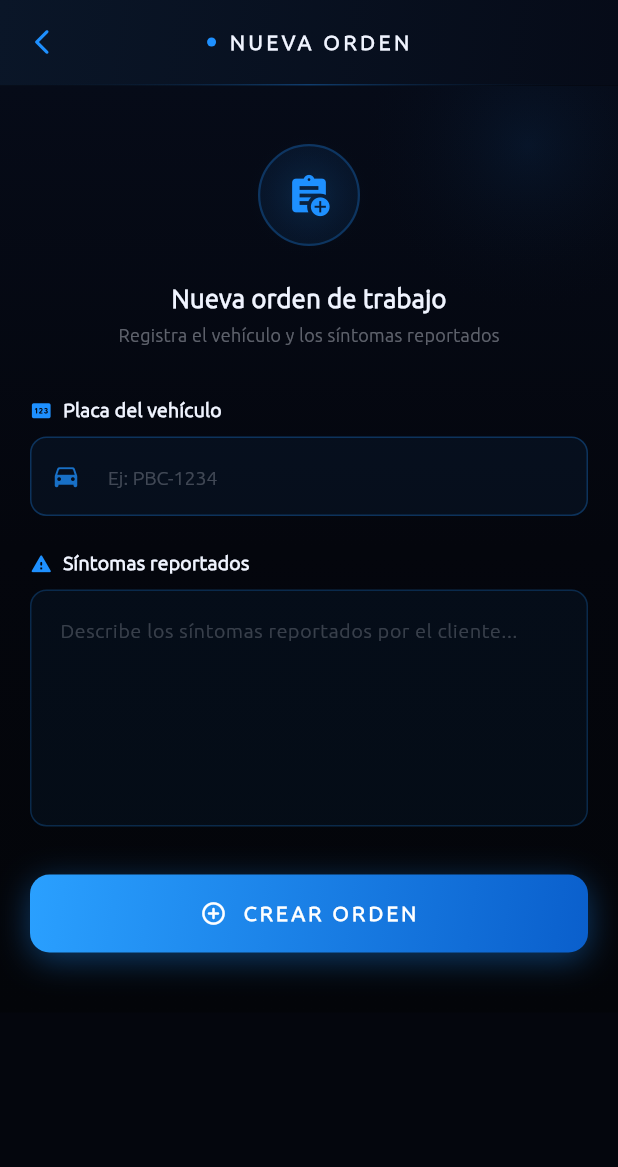
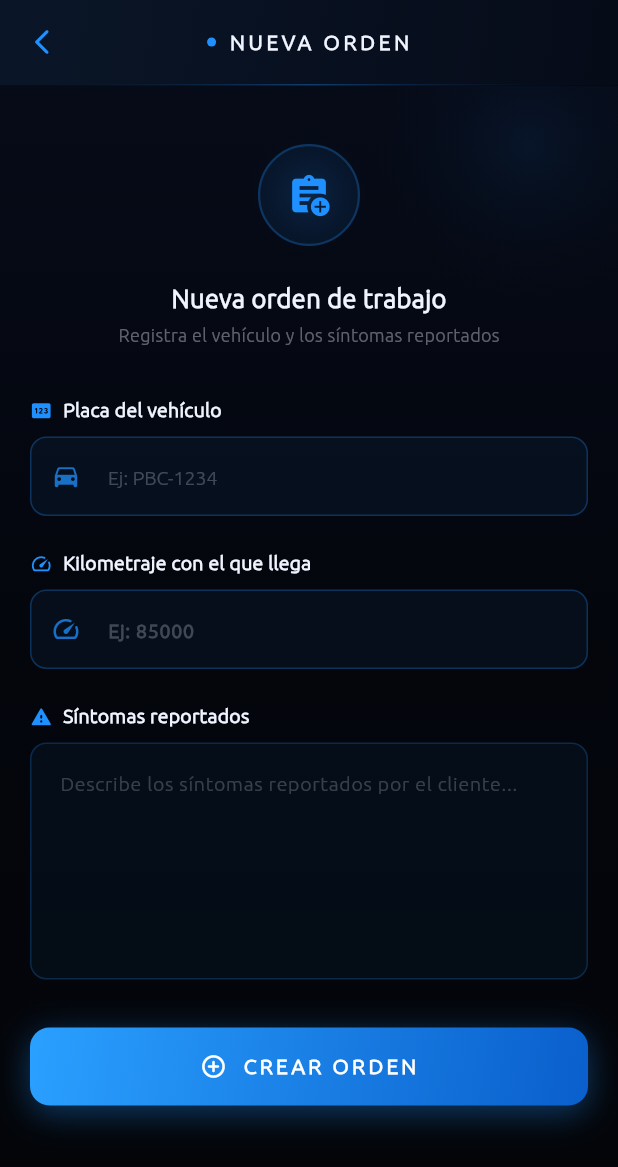
Before and after one commit to drewcrx/RevUp, a Flutter app: the NuevaOrdenPage screen opened by its route, on a phone screen of 412 x 824 dp. Shown: the top 1167 px of the screen. Run offline on Flutter 3.47's test engine with Material 3 defaults, Android fonts, the phone set to English and light mode, and no system bars; our stand-ins replace image_picker, pdf, printing, qr_flutter, shared_preferences; missing offline and left inert: mobile_scanner; accounts and stored records are empty.

Commit message:
Fix: kilometraje de la OT se pedia mal al crearla
Antes se tomaba el kilometraje ya guardado en el vehiculo (que puede estar
en 0 o desactualizado desde la ultima visita), en vez de preguntar con
cuanto llega el auto en ese momento, que es cuando realmente se sabe.
Ahora "Nueva Orden" pide el kilometraje de ingreso (precargado con el
ultimo conocido como referencia, editable), lo guarda como snapshot de la
OT y de paso actualiza el kilometraje del vehiculo.

```diff
--- a/lib/src/nueva_orden.dart
+++ b/lib/src/nueva_orden.dart
@@ -20,6 +20,7 @@ class _NuevaOrdenPageState extends State<NuevaOrdenPage>
   // ════════════════════════ LÓGICA ORIGINAL INTACTA ════════════════════════ //
   final _placa    = TextEditingController();
   final _symptoms = TextEditingController();
+  final _km       = TextEditingController();
   bool  loading   = false;
 
   bool get _placaBloqueada =>
@@ -28,7 +29,16 @@ class _NuevaOrdenPageState extends State<NuevaOrdenPage>
   @override
   void initState() {
     super.initState();
-    if (_placaBloqueada) _placa.text = widget.placaInicial!.trim().toUpperCase();
+    if (_placaBloqueada) {
+      _placa.text = widget.placaInicial!.trim().toUpperCase();
+      // Se precarga el último kilometraje conocido como punto de partida,
+      // pero el mecánico lo corrige al kilometraje real con el que llega
+      // el auto esta vez.
+      ApiService.buscarPorPlaca(_placa.text).then((v) {
+        if (!mounted || v == null || v.kilometraje <= 0) return;
+        setState(() => _km.text = v.kilometraje.toString());
+      }).catchError((_) {});
+    }
     // Animación de entrada
     _entryCtr = AnimationController(
       vsync: this, duration: const Duration(milliseconds: 1100));
@@ -44,6 +54,7 @@ class _NuevaOrdenPageState extends State<NuevaOrdenPage>
   void dispose() {
     _placa.dispose();
     _symptoms.dispose();
+    _km.dispose();
     _entryCtr.dispose();
     super.dispose();
   }
@@ -51,10 +62,11 @@ class _NuevaOrdenPageState extends State<NuevaOrdenPage>
   Future<void> _crear() async {
     final placa    = _placa.text.trim().toUpperCase();
     final symptoms = _symptoms.text.trim();
+    final km       = int.tryParse(_km.text.trim());
 
-    if (placa.isEmpty || symptoms.isEmpty) {
+    if (placa.isEmpty || symptoms.isEmpty || km == null || km <= 0) {
       ScaffoldMessenger.of(context).showSnackBar(SnackBar(
-        content: const Text('Completa placa y síntomas',
+        content: const Text('Completa placa, kilometraje y síntomas',
           style: TextStyle(fontFamily: 'Ubuntu')),
         backgroundColor: Colors.red.shade900,
         behavior: SnackBarBehavior.floating,
@@ -65,7 +77,7 @@ class _NuevaOrdenPageState extends State<NuevaOrdenPage>
 
     setState(() => loading = true);
     try {
-      final ot = await ApiService.crearOrden(placa: placa, symptoms: symptoms);
+      final ot = await ApiService.crearOrden(placa: placa, symptoms: symptoms, kilometraje: km);
       if (!mounted) return;
       final ordenId = int.tryParse((ot['id'] ?? '').toString());
       if (ordenId != null) {
@@ -261,6 +273,33 @@ class _NuevaOrdenPageState extends State<NuevaOrdenPage>
 
                   const SizedBox(height: 22),
 
+                  // ── Campo: kilometraje de ingreso ───────────────────────
+                  _fieldLabel("Kilometraje con el que llega", Icons.speed_rounded),
+                  const SizedBox(height: 8),
+                  TextField(
+                    controller: _km,
+                    keyboardType: TextInputType.number,
+                    style: const TextStyle(fontFamily: 'Ubuntu',
+                      color: _kWhite, fontSize: 14, fontWeight: FontWeight.w700),
+                    decoration: InputDecoration(
+                      hintText: "Ej: 85000",
+                      hintStyle: TextStyle(fontFamily: 'Ubuntu',
+                        color: _kWhite.withOpacity(0.25), fontSize: 13),
+                      prefixIcon: Icon(Icons.speed_rounded,
+                        color: _kBlue.withOpacity(0.75), size: 20),
+                      filled: true, fillColor: _kBlue.withOpacity(0.06),
+                      contentPadding: const EdgeInsets.symmetric(vertical: 16, horizontal: 14),
+                      enabledBorder: OutlineInputBorder(
+                        borderRadius: BorderRadius.circular(11),
+                        borderSide: BorderSide(color: _kBlue.withOpacity(0.28))),
+                      focusedBorder: OutlineInputBorder(
+                        borderRadius: BorderRadius.circular(11),
+                        borderSide: const BorderSide(color: _kBlue, width: 1.5)),
+                    ),
+                  ),
+
+                  const SizedBox(height: 22),
+
                   // ── Campo: síntomas ────────────────────────────────────
                   _fieldLabel("Síntomas reportados", Icons.report_problem_rounded),
                   const SizedBox(height: 8),
```
Also changed, not shown: lib/src/api_service.dart (+8 -8 lines), 1 other file.
